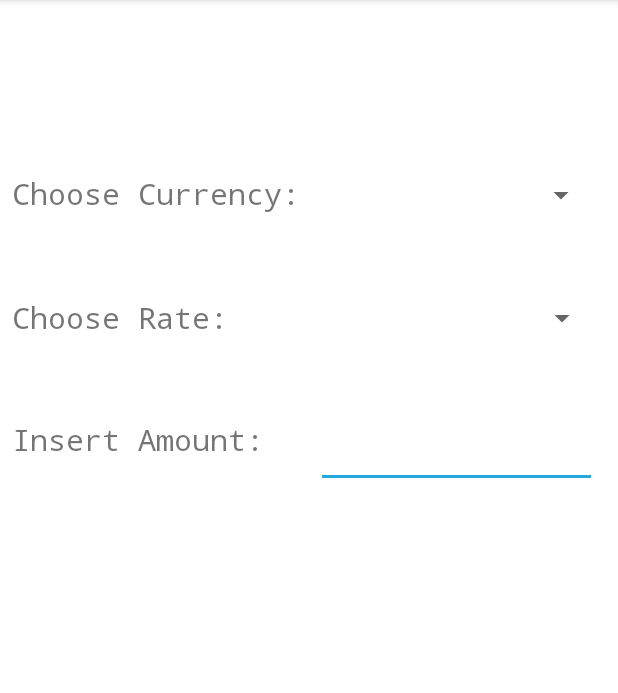
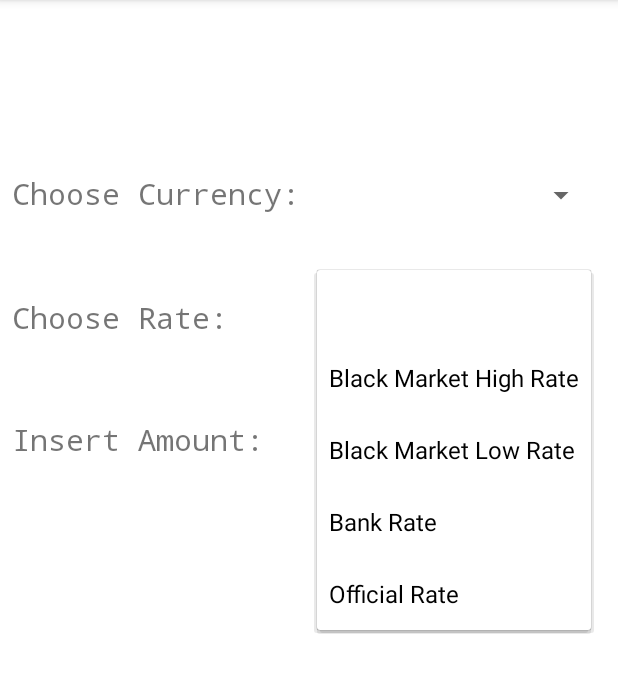
Before and after one commit to MahmoudBasma/intermidiate-Currency-Coverter, an Android app: the screen it shows after launch (MainActivity), after a tap on an icon or button, on a phone screen of 412 x 824 dp, the part 84-777 px from its top. Run offline under Robolectric (Android 15) with nearby library versions, the phone set to English and light mode, and no system bars.

Commit message:
spinners implemented

```diff
--- a/frontend/app/src/main/java/com/example/currencyconverter/MainActivity.java
+++ b/frontend/app/src/main/java/com/example/currencyconverter/MainActivity.java
@@ -9,6 +9,12 @@ import android.util.Log;
 import android.view.Menu;
 import android.view.MenuInflater;
 import android.view.MenuItem;
+import android.view.View;
+import android.widget.AdapterView;
+import android.widget.AdapterView.OnItemSelectedListener;
+import android.widget.ArrayAdapter;
+import android.widget.Spinner;
+import android.widget.SpinnerAdapter;
 
 import org.json.JSONObject;
 
@@ -22,7 +28,7 @@ import java.io.OutputStreamWriter;
 import java.net.HttpURLConnection;
 import java.net.URL;
 
-public class MainActivity extends AppCompatActivity {
+public class MainActivity extends AppCompatActivity implements OnItemSelectedListener {
 
     //creating global variables to use
 
@@ -148,7 +154,7 @@ public class MainActivity extends AppCompatActivity {
 
 
     @Override
-    protected void onCreate(Bundle savedInstanceState) {
+    protected void onCreate(Bundle savedInstanceState){
         super.onCreate(savedInstanceState);
         setContentView(R.layout.activity_main);
 
@@ -162,7 +168,17 @@ public class MainActivity extends AppCompatActivity {
         task1.execute(postUrl, jsonInputString);
         Log.i("status", "success");
 
+        Spinner rates = findViewById(R.id.rate);
+        ArrayAdapter<CharSequence> adapter = ArrayAdapter.createFromResource(this, R.array.rates,android.R.layout.simple_spinner_item);
+        adapter.setDropDownViewResource(android.R.layout.simple_spinner_dropdown_item);
+        rates.setAdapter(adapter);
+        rates.setOnItemSelectedListener(this);
 
+        Spinner currencies = findViewById(R.id.currency);
+        ArrayAdapter<CharSequence> adapter2 = ArrayAdapter.createFromResource(this, R.array.currency,android.R.layout.simple_spinner_item);
+        adapter2.setDropDownViewResource(android.R.layout.simple_spinner_dropdown_item);
+        currencies.setAdapter(adapter2);
+        currencies.setOnItemSelectedListener(this);
 
 
     }
@@ -175,4 +191,14 @@ public class MainActivity extends AppCompatActivity {
         Intent intent = new Intent(this,HistoryActivity.class);
         startActivity(intent);
     }
+    @Override
+    public void onItemSelected(AdapterView<?> adapterView, View view, int i, long l) {
+
+    }
+
+    @Override
+    public void onNothingSelected(AdapterView<?> adapterView) {
+            adapterView.getEmptyView();
+    }
+
 }
--- a/frontend/app/src/main/res/values/strings.xml
+++ b/frontend/app/src/main/res/values/strings.xml
@@ -1,4 +1,16 @@
 <resources>
+    <string-array name="currency">
+    <item></item>
+    <item>LBP</item>
+    <item>USD</item>
+    </string-array>
+    <string-array name="rates">
+        <item></item>
+        <item>Black Market High Rate</item>
+        <item>Black Market Low Rate</item>
+        <item>Bank Rate</item>
+        <item>Official Rate</item>
+    </string-array>
     <string name="app_name">CurrencyConverter</string>
     <string name="refresh">refresh</string>
     <string name="help">help</string>
```
